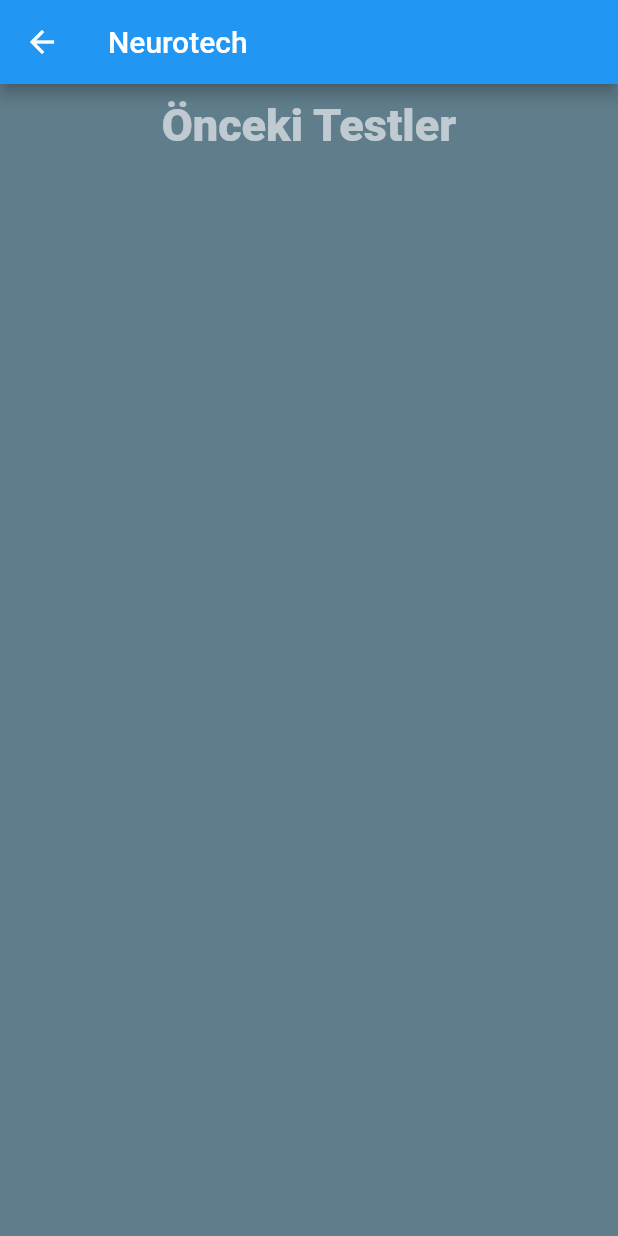
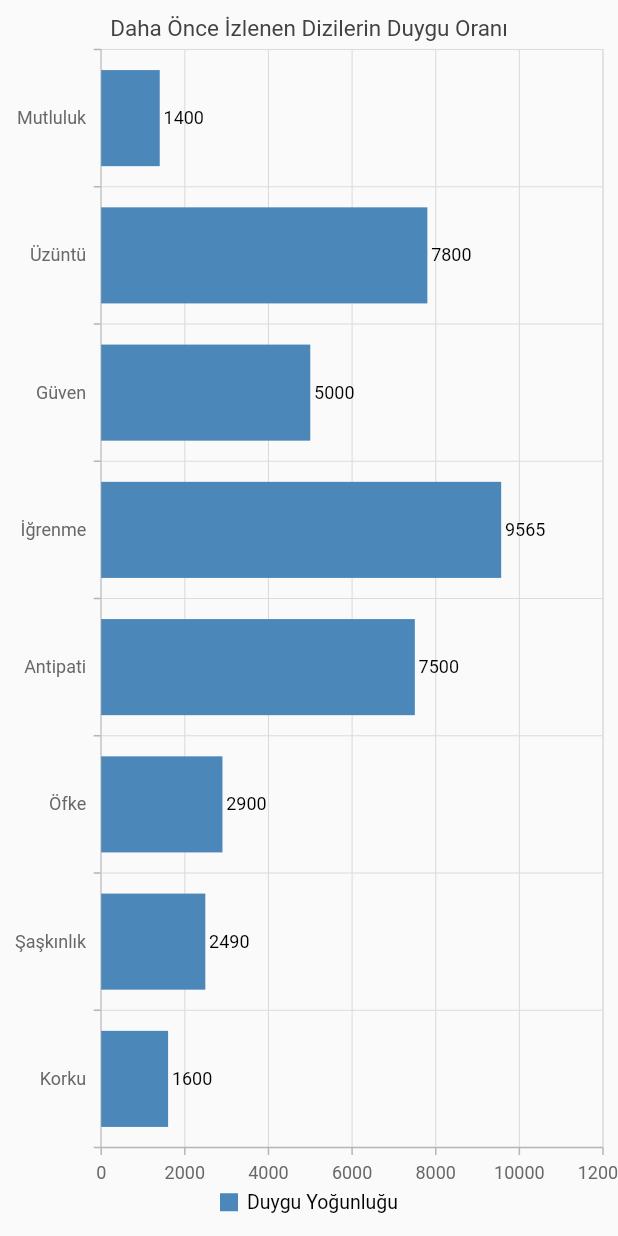
Before and after one commit to NeuroTechGTU/neurotech-mobile, a Flutter app: the screen it shows once a user with an empty profile is signed in, after a tap on "Önceki Testlerin", on a phone screen of 412 x 824 dp. Run offline on Flutter 3.47's test engine with Material 2 defaults, Android fonts, the phone set to English and light mode, and no system bars; our stand-ins replace cloud_firestore, firebase_auth, firebase_core, font_awesome_flutter, google_sign_in, syncfusion_flutter_charts; accounts and stored records are empty.

Commit message:
önceki testlerim güncellendi
chart eklendi

```diff
--- /dev/null
+++ b/lib/chart.dart
@@ -0,0 +1,69 @@
+/// Package imports
+import 'package:flutter/foundation.dart';
+import 'package:flutter/material.dart';
+import 'package:intl/intl.dart';
+/// Chart import
+import 'package:syncfusion_flutter_charts/charts.dart';
+
+
+class chart extends StatefulWidget {
+  const chart({Key? key}) : super(key: key);
+  @override
+  _chart createState() => _chart();
+}
+
+class _chart extends State<chart>  {
+  late List<GDPData> _chartData;
+  late TooltipBehavior _tooltipBehavior;
+
+  @override
+  void initState(){
+    _chartData = getChartData();
+    _tooltipBehavior = TooltipBehavior(enable: true);
+    super.initState();
+  }
+  @override
+  Widget build(BuildContext context) {
+    return SafeArea(
+        child: Scaffold(
+          body: SfCartesianChart(
+            title: ChartTitle(text: 'Daha Önce İzlenen Dizilerin Duygu Oranı'),
+            legend: Legend(isVisible: true),
+            tooltipBehavior: _tooltipBehavior,
+            series: <ChartSeries>[
+            BarSeries<GDPData,String>(
+                name:'Duygu Yoğunluğu',
+                dataSource: _chartData,
+                xValueMapper: (GDPData gdp,_)=>gdp.continent,
+                yValueMapper: (GDPData gdp,_)=>gdp.gdp,
+                dataLabelSettings: DataLabelSettings(isVisible: true),
+            enableTooltip: true)
+          ],
+          primaryXAxis: CategoryAxis(),
+          primaryYAxis: NumericAxis(edgeLabelPlacement: EdgeLabelPlacement.shift,
+          //numberFormat: NumberFormat.simpleCurrency(decimalDigits: 0),
+          //title: AxisTitle(text: 'GDP in billions U.S.')
+          ),
+          ),
+        ));
+  }
+  List<GDPData> getChartData(){
+    final List<GDPData> chartData = [
+      GDPData("Korku", 1600),
+      GDPData("Şaşkınlık", 2490),
+      GDPData("Öfke", 2900),
+      GDPData("Antipati", 7500),
+      GDPData("İğrenme", 9565),
+      GDPData("Güven", 5000),
+      GDPData("Üzüntü", 7800),
+      GDPData("Mutluluk", 1400),
+    ];
+    return chartData;
+  }
+}
+
+class GDPData {
+  GDPData(this.continent, this.gdp);
+  final String continent;
+  final double gdp;
+}
--- a/lib/google_sign_in.dart
+++ b/lib/google_sign_in.dart
@@ -5,6 +5,7 @@ import 'package:firebase_auth/firebase_auth.dart';
 import 'package:flutter/cupertino.dart';
 import 'package:flutter/material.dart';
 import 'package:google_sign_in/google_sign_in.dart';
+import 'package:neurotech_ceng/chart.dart';
 import 'package:neurotech_ceng/movie_information.dart';
 import 'package:neurotech_ceng/profile_information.dart';
 import 'package:provider/provider.dart';
@@ -414,7 +415,7 @@ class _Anasayfa extends State<Anasayfa> {
                   onPressed: () {
                     Navigator.push(
                       context,
-                      MaterialPageRoute(builder: (context) => Testler()),
+                      MaterialPageRoute(builder: (context) => chart()),
                     );
                     /*saveTestResult(
                         "erkek", 65, false, "nadiren", "Kara Murat", "Heyecan");*/
--- a/lib/movie_information.dart
+++ b/lib/movie_information.dart
@@ -1,5 +1,6 @@
 import 'package:flutter/material.dart';
 import 'package:neurotech_ceng/google_sign_in.dart';
+import 'chart.dart';
 
 class DropDownDemo extends StatefulWidget {
   @override
@@ -139,7 +140,7 @@ class _DropDownDemoState extends State<DropDownDemo> {
                       turSecildi)
                     Navigator.push(
                       context,
-                      MaterialPageRoute(builder: (context) => TestEkrani()),
+                      MaterialPageRoute(builder: (context) => chart()),
                     );
                 },
                 style: ElevatedButton.styleFrom(
--- a/pubspec.yaml
+++ b/pubspec.yaml
@@ -39,6 +39,7 @@ dependencies:
   # Use with the CupertinoIcons class for iOS style icons.
   cupertino_icons: ^1.0.2
   http: ^0.13.4
+  syncfusion_flutter_charts: ^20.1.47
 
 dev_dependencies:
   flutter_test:
```
Also changed, not shown: pubspec.lock, 8 other files.
